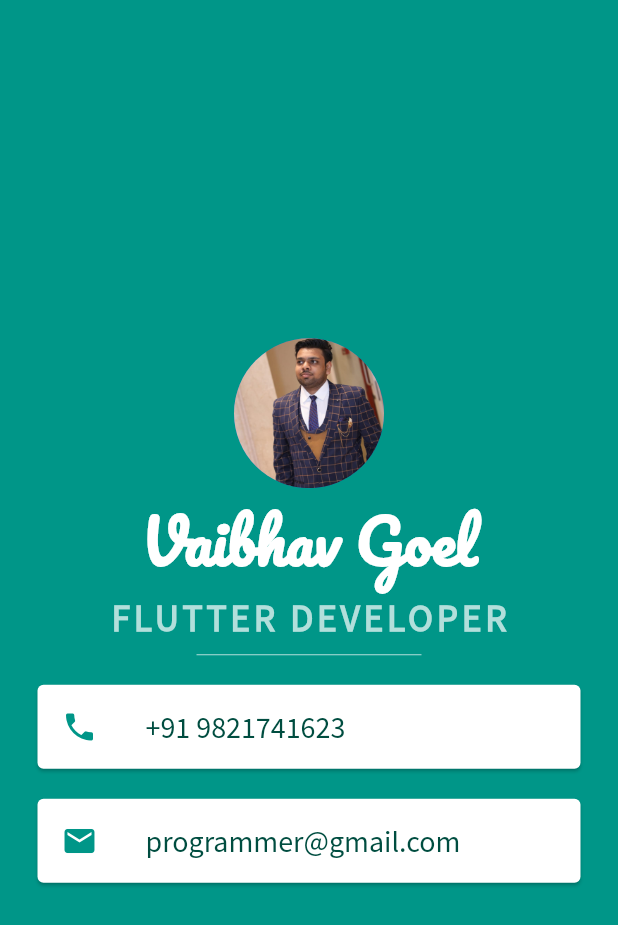
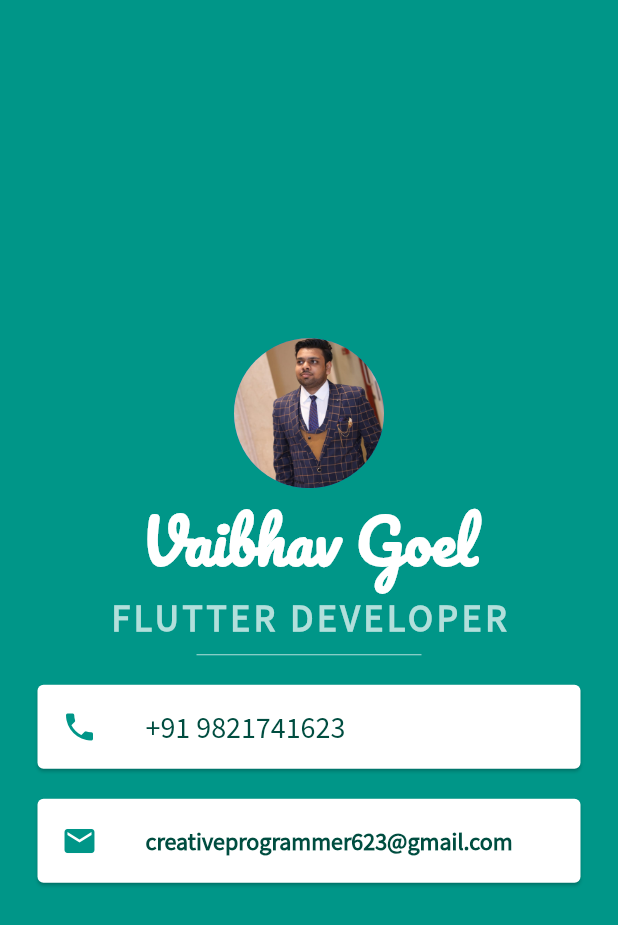
Before and after one commit to GoelVaibhav009/mi_card, a Flutter app: the screen it shows after launch, on a phone screen of 412 x 824 dp. Shown: the top 925 px of the screen. Run offline on Flutter 3.47's test engine with Material 2 defaults, Android fonts, the phone set to English and light mode, and no system bars.

Commit message:
Making Better

```diff
--- a/lib/main.dart
+++ b/lib/main.dart
@@ -1,8 +1,7 @@
 import 'package:flutter/material.dart';
 
-void main() {
-  runApp(Micard());
-}
+void main() =>  runApp(Micard());
+
 
 class Micard extends StatelessWidget {
   @override
@@ -69,11 +68,12 @@ class Micard extends StatelessWidget {
                     color: Colors.teal,
                   ),
                   title: Text(
-                    'programmer@gmail.com',
+                    'creativeprogrammer623@gmail.com',
                     style: TextStyle(
                       color: Colors.teal.shade900,
                       fontFamily: 'SourceSansPro',
-                      fontSize: 20,
+                      fontSize: 16,
+                      fontWeight: FontWeight.bold
                     ),
                   ),
                 ),
```
Also changed, not shown: images/MiCard.png (added), pubspec.lock, 2 other files.
